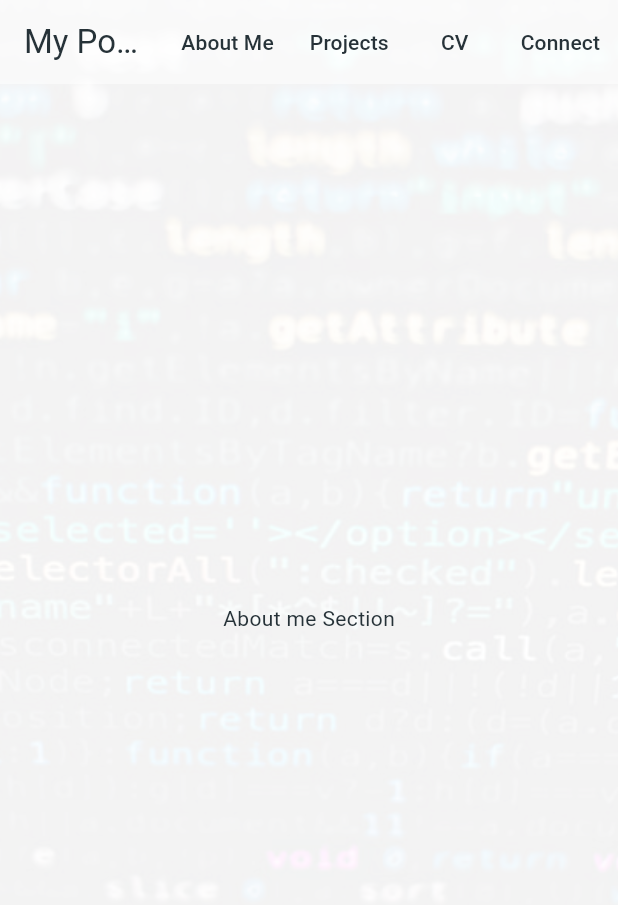
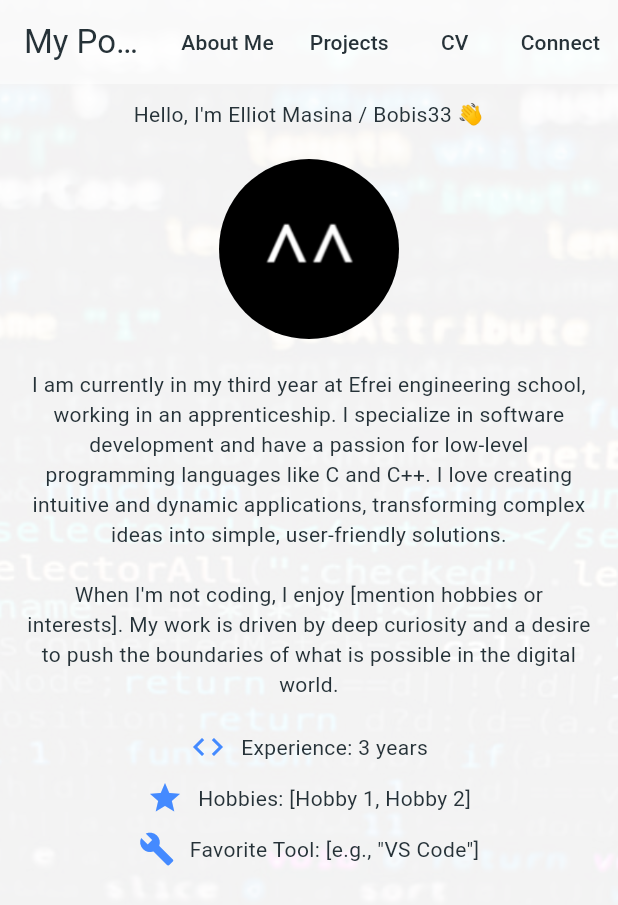
Before and after one commit to bobis33/Portfolio, a Flutter app: the screen it shows after launch, on a phone screen of 412 x 824 dp. Shown: the top 905 px of the screen. Run offline on Flutter 3.47's test engine with Material 3 defaults, Android fonts, the phone set to English and light mode, and no system bars; our stand-ins replace carousel_slider, flutter_translate, font_awesome_flutter, url_strategy; network calls fail.

Commit message:
[FEAT]: init about me and connect section

```diff
--- a/lib/layouts/main_layout.dart
+++ b/lib/layouts/main_layout.dart
@@ -83,9 +83,9 @@ class MainLayoutState extends State<MainLayout> {
           // Background Image
           Positioned.fill(
             child: Opacity(
-              opacity: 0.05, // Ajustez la valeur entre 0.0 (complètement transparent) et 1.0 (complètement opaque)
+              opacity: 0.05,
               child: Image.asset(
-                'assets/images/bg.jpg', // Assurez-vous que l'image est bien dans les assets
+                'assets/images/bg.jpg',
                 fit: BoxFit.cover,
               ),
             ),
--- /dev/null
+++ b/lib/sections/about_me_section.dart
@@ -0,0 +1,145 @@
+import 'package:flutter/material.dart';
+
+
+Widget keyFactWidget(BuildContext context, IconData icon, String label, String value) {
+  return Row(
+    mainAxisAlignment: MainAxisAlignment.center,
+    children: [
+      Icon(icon, color: Colors.blueAccent),
+      const SizedBox(width: 10),
+      Text(
+        '$label: ',
+      ),
+      Text(
+        value,
+      ),
+    ],
+  );
+}
+
+class AboutMeSection extends StatefulWidget {
+  const AboutMeSection({super.key});
+
+  @override
+  AboutMeSectionState createState() => AboutMeSectionState();
+}
+
+class AboutMeSectionState extends State<AboutMeSection> with SingleTickerProviderStateMixin {
+  late AnimationController _controller;
+  late Animation<double> _fadeAnimation;
+  late Animation<Offset> _slideAnimation;
+  late Animation<double> _scaleAnimation;
+  late Animation<double> _rotationAnimation;
+
+  @override
+  void initState() {
+    super.initState();
+
+    _controller = AnimationController(
+      duration: const Duration(seconds: 2),
+      vsync: this,
+    );
+
+    _fadeAnimation = CurvedAnimation(
+      parent: _controller,
+      curve: Curves.easeIn,
+    );
+
+    _slideAnimation = Tween<Offset>(
+      begin: const Offset(0, 0.5),
+      end: Offset.zero,
+    ).animate(CurvedAnimation(
+      parent: _controller,
+      curve: Curves.easeOut,
+    ));
+
+    _scaleAnimation = Tween<double>(
+      begin: 0.8,
+      end: 1.0,
+    ).animate(CurvedAnimation(
+      parent: _controller,
+      curve: Curves.easeOut,
+    ));
+
+    _rotationAnimation = Tween<double>(
+      begin: -0.05,
+      end: 0.0,
+    ).animate(CurvedAnimation(
+      parent: _controller,
+      curve: Curves.easeOut,
+    ));
+
+    _controller.forward();
+  }
+
+  @override
+  void dispose() {
+    _controller.dispose();
+    super.dispose();
+  }
+
+  @override
+  Widget build(BuildContext context) {
+    return Padding(
+      padding: const EdgeInsets.all(16.0),
+      child: Column(
+        crossAxisAlignment: CrossAxisAlignment.center,
+        children: [
+          const SizedBox(height: 50),
+          FadeTransition(
+            opacity: _fadeAnimation,
+            child: SlideTransition(
+              position: _slideAnimation,
+              child: const Text(
+                'Hello, I\'m Elliot Masina / Bobis33 👋',
+                textAlign: TextAlign.center,
+              ),
+            ),
+          ),
+          const SizedBox(height: 20),
+          ScaleTransition(
+            scale: _scaleAnimation,
+            child: RotationTransition(
+              turns: _rotationAnimation,
+              child: const CircleAvatar(
+                radius: 60,
+                backgroundImage: AssetImage('assets/images/profile.png'),
+              ),
+            ),
+          ),
+          const SizedBox(height: 20),
+          FadeTransition(
+            opacity: _fadeAnimation,
+            child: SlideTransition(
+              position: _slideAnimation,
+              child: const Text(
+                'I am currently in my third year at Efrei engineering school, working in an apprenticeship. '
+                    'I specialize in software development and have a passion for low-level programming languages like C and C++. '
+                    'I love creating intuitive and dynamic applications, transforming complex ideas into simple, user-friendly solutions.\n\n'
+                    'When I\'m not coding, I enjoy [mention hobbies or interests]. '
+                    'My work is driven by deep curiosity and a desire to push the boundaries of what is possible in the digital world.',
+                textAlign: TextAlign.center,
+              ),
+            ),
+          ),
+          const SizedBox(height: 20),
+          FadeTransition(
+            opacity: _fadeAnimation,
+            child: SlideTransition(
+              position: _slideAnimation,
+              child: Column(
+                children: [
+                  keyFactWidget(context, Icons.code, 'Experience', '3 years'),
+                  const SizedBox(height: 10),
+                  keyFactWidget(context, Icons.star, 'Hobbies', '[Hobby 1, Hobby 2]'),
+                  const SizedBox(height: 10),
+                  keyFactWidget(context, Icons.build, 'Favorite Tool', '[e.g., "VS Code"]'),
+                ],
+              ),
+            ),
+          ),
+        ],
+      ),
+    );
+  }
+}
--- a/lib/sections/main_section.dart
+++ /dev/null
@@ -1,11 +0,0 @@
-import 'package:flutter/material.dart';
-
-
-class MainSection extends StatelessWidget {
-  const MainSection({super.key});
-
-  @override
-  Widget build(BuildContext context) {
-    return const Center(child: Text('About me Section'));
-  }
-}
--- a/lib/sections/sections_manager.dart
+++ b/lib/sections/sections_manager.dart
@@ -1,7 +1,7 @@
 import 'package:flutter/material.dart';
 
 import '/sections/projects_section.dart';
-import '/sections/main_section.dart';
+import '/sections/about_me_section.dart';
 import '/sections/cv_section.dart';
 import '/sections/connect_section.dart';
 
@@ -14,7 +14,7 @@ class SectionsManager extends StatelessWidget {
   @override
   Widget build(BuildContext context) {
     final List<Widget> sections = [
-      MainSection(key: keys[0]),
+      AboutMeSection(key: keys[0]),
       ProjectsSection(key: keys[1]),
       CvSection(key: keys[2]),
       ConnectSection(key: keys[3]),
```
Also changed, not shown: lib/sections/connect_section.dart (+66 -1 lines), 1 other file.
